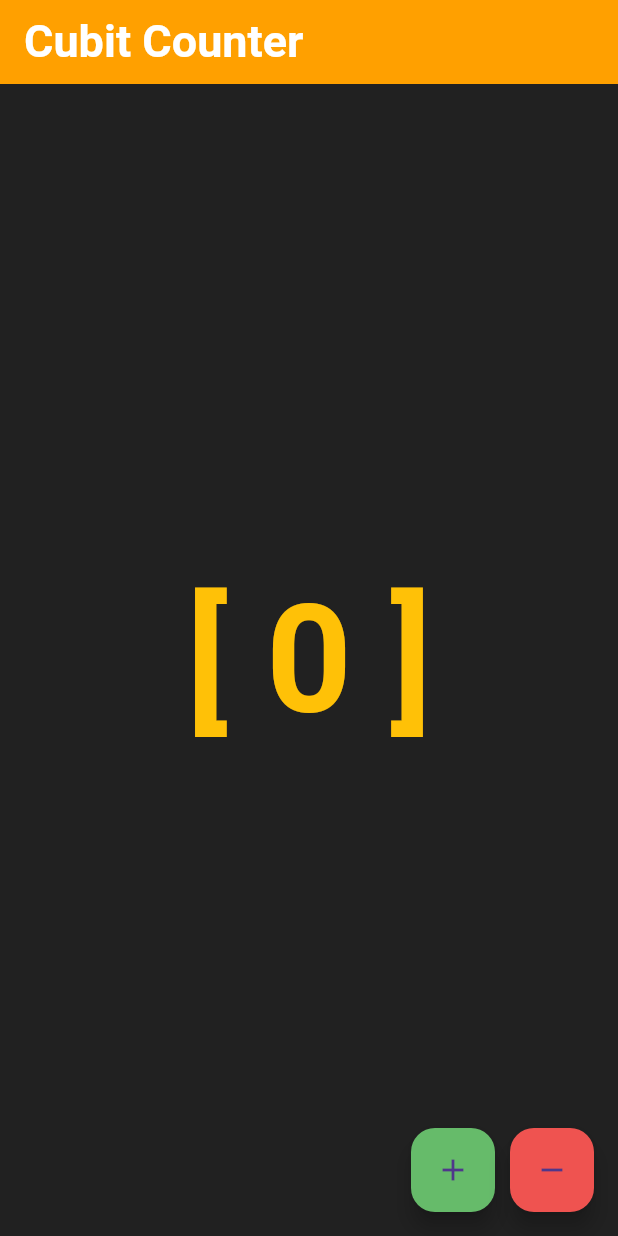
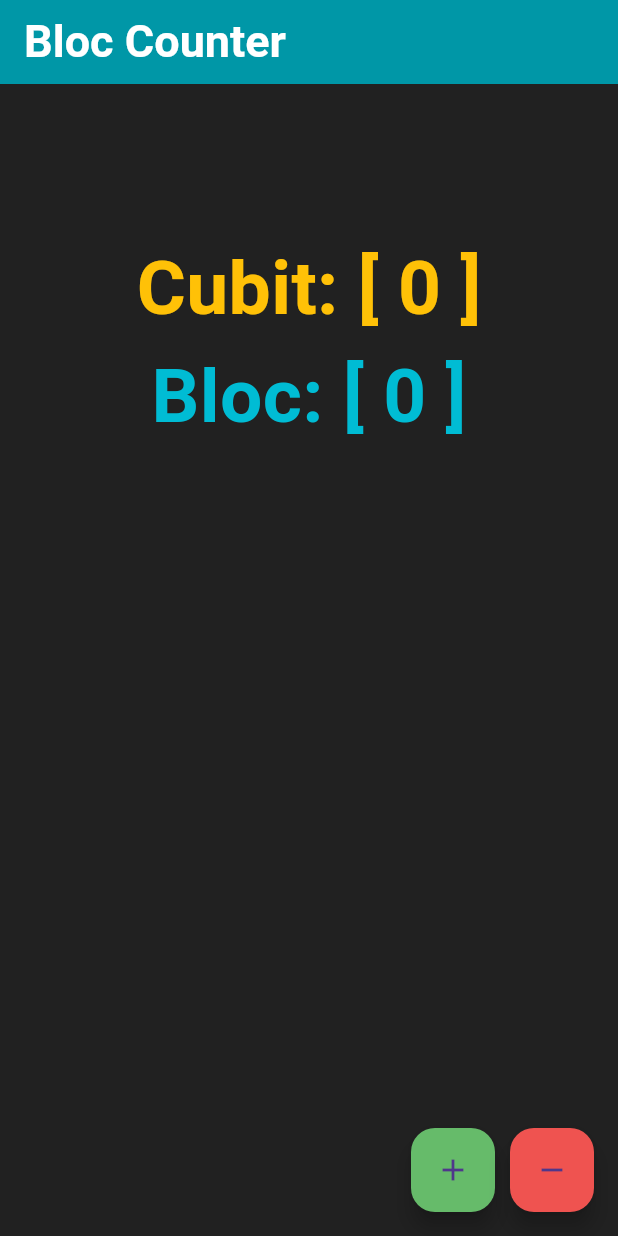
Before and after one commit to muammar-yacoob/Simple-Bloc-Counter, a Flutter app: the screen it shows after launch, after a tap on the "add" icon, after a tap on the "remove" icon, on a phone screen of 412 x 824 dp. Run offline on Flutter 3.47's test engine with Material 3 defaults, Android fonts, the phone set to English and light mode, and no system bars; our stand-ins replace equatable, flutter_bloc.

Commit message:
multi bloc counter implemented

```diff
--- /dev/null
+++ b/lib/bloc/counter_bloc.dart
@@ -0,0 +1,17 @@
+import 'package:equatable/equatable.dart';
+import 'package:flutter_bloc/flutter_bloc.dart';
+
+part 'counter_event.dart';
+part 'counter_state.dart';
+
+class CounterBloc extends Bloc<CounterEvent, CounterState> {
+  CounterBloc() : super(CounterInitial()) {
+    on<CounterIncremented>((event, emit) {
+      emit(CounterState(currentCount: state.currentCount + 1));
+    });
+    on<CounterDecremented>((event, emit) {
+      if (state.currentCount <= 0) return;
+      emit(CounterState(currentCount: state.currentCount - 1));
+    });
+  }
+}
--- /dev/null
+++ b/lib/bloc/counter_event.dart
@@ -0,0 +1,12 @@
+part of 'counter_bloc.dart';
+
+sealed class CounterEvent extends Equatable {
+  const CounterEvent();
+
+  @override
+  List<Object> get props => [];
+}
+
+final class CounterIncremented extends CounterEvent {}
+
+final class CounterDecremented extends CounterEvent {}
--- /dev/null
+++ b/lib/bloc/counter_state.dart
@@ -0,0 +1,11 @@
+part of 'counter_bloc.dart';
+
+class CounterState extends Equatable {
+  final int currentCount;
+  const CounterState({this.currentCount = 0});
+
+  @override
+  List<Object?> get props => [currentCount];
+}
+
+final class CounterInitial extends CounterState {}
--- a/lib/counter_screen.dart
+++ b/lib/counter_screen.dart
@@ -1,3 +1,4 @@
+import 'package:counter/bloc/counter_bloc.dart';
 import 'package:counter/cubit/counter_cubit.dart';
 import 'package:flutter/material.dart';
 import 'package:flutter_bloc/flutter_bloc.dart';
@@ -10,21 +11,36 @@ class CounterView extends StatelessWidget {
     return Scaffold(
         backgroundColor: Colors.grey[900],
         appBar: AppBar(
-            backgroundColor: Colors.amber[700],
-            title: const Text('Cubit Counter',
+            backgroundColor: Colors.cyan[700],
+            title: const Text('Bloc Counter',
                 style: TextStyle(
                     color: Colors.white,
                     fontSize: 30,
                     fontWeight: FontWeight.bold))),
         body: Center(
-          child: BlocBuilder<CounterCubit, int>(
-            builder: (context, state) {
-              return Text('[ $state ]',
-                  style: const TextStyle(
-                      fontSize: 100,
-                      color: Colors.amber,
-                      fontWeight: FontWeight.bold));
-            },
+          child: Column(
+            crossAxisAlignment: CrossAxisAlignment.center,
+            children: [
+              const SizedBox(height: 100),
+              BlocBuilder<CounterCubit, int>(
+                builder: (context, state) {
+                  return Text('Cubit:\t[ $state ]',
+                      style: const TextStyle(
+                          fontSize: 50,
+                          color: Colors.amber,
+                          fontWeight: FontWeight.bold));
+                },
+              ),
+              BlocBuilder<CounterBloc, CounterState>(
+                builder: (context, state) {
+                  return Text('Bloc:\t[ ${state.currentCount} ]',
+                      style: const TextStyle(
+                          fontSize: 50,
+                          color: Colors.cyan,
+                          fontWeight: FontWeight.bold));
+                },
+              ),
+            ],
           ),
         ),
         floatingActionButton: Row(
@@ -33,6 +49,7 @@ class CounterView extends StatelessWidget {
             FloatingActionButton(
               onPressed: () {
                 context.read<CounterCubit>().increment();
+                context.read<CounterBloc>().add(CounterIncremented());
               },
               backgroundColor: Colors.green[400],
               child: const Icon(Icons.add),
@@ -41,6 +58,7 @@ class CounterView extends StatelessWidget {
             FloatingActionButton(
               onPressed: () {
                 context.read<CounterCubit>().decrement();
+                context.read<CounterBloc>().add(CounterDecremented());
               },
               backgroundColor: Colors.red[400],
               child: const Icon(Icons.remove),
--- a/lib/cubit/counter_cubit.dart
+++ b/lib/cubit/counter_cubit.dart
@@ -4,5 +4,8 @@ class CounterCubit extends Cubit<int> {
   CounterCubit() : super(0);
 
   void increment() => emit(state + 1);
-  void decrement() => emit(state - 1);
+  void decrement() {
+    if (state <= 0) return;
+    emit(state - 1);
+  }
 }
--- a/lib/main.dart
+++ b/lib/main.dart
@@ -1,3 +1,4 @@
+import 'package:counter/bloc/counter_bloc.dart';
 import 'package:counter/counter_screen.dart';
 import 'package:counter/cubit/counter_cubit.dart';
 import 'package:flutter/material.dart';
@@ -13,8 +14,15 @@ class MyApp extends StatelessWidget {
   // This widget is the root of your application.
   @override
   Widget build(BuildContext context) {
-    return BlocProvider(
-      create: (context) => CounterCubit(),
+    return MultiBlocProvider(
+      providers: [
+        BlocProvider(
+          create: (context) => CounterCubit(),
+        ),
+        BlocProvider(
+          create: (context) => CounterBloc(),
+        ),
+      ],
       child: const MaterialApp(
         debugShowCheckedModeBanner: false,
         home: CounterView(),
```
